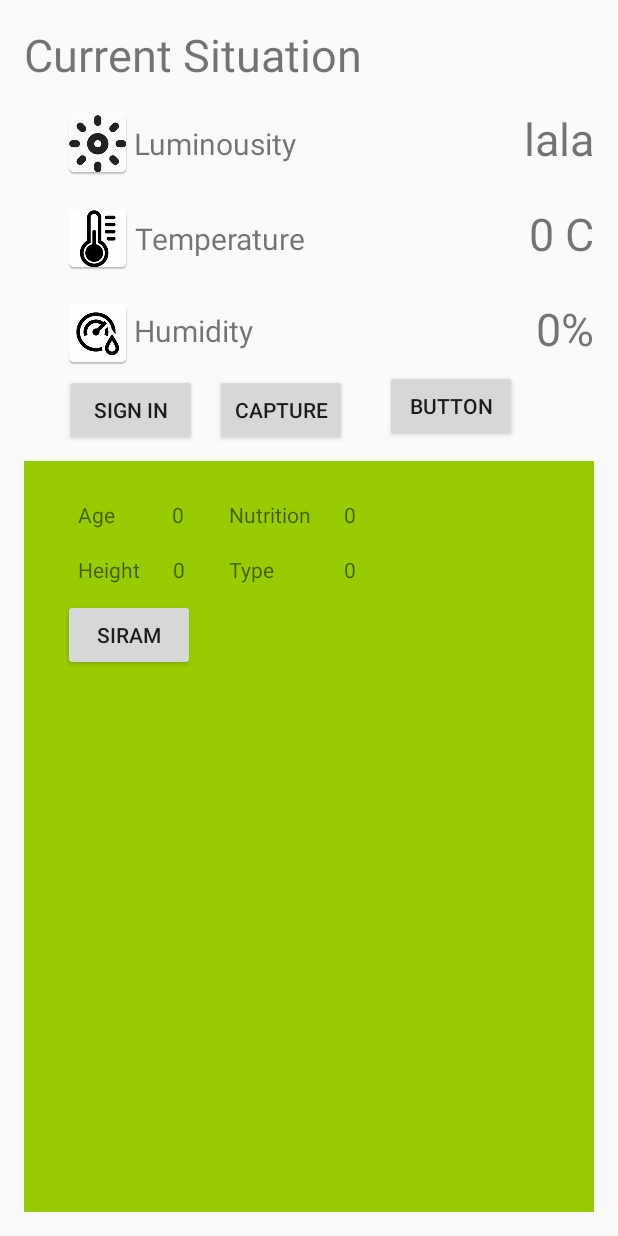
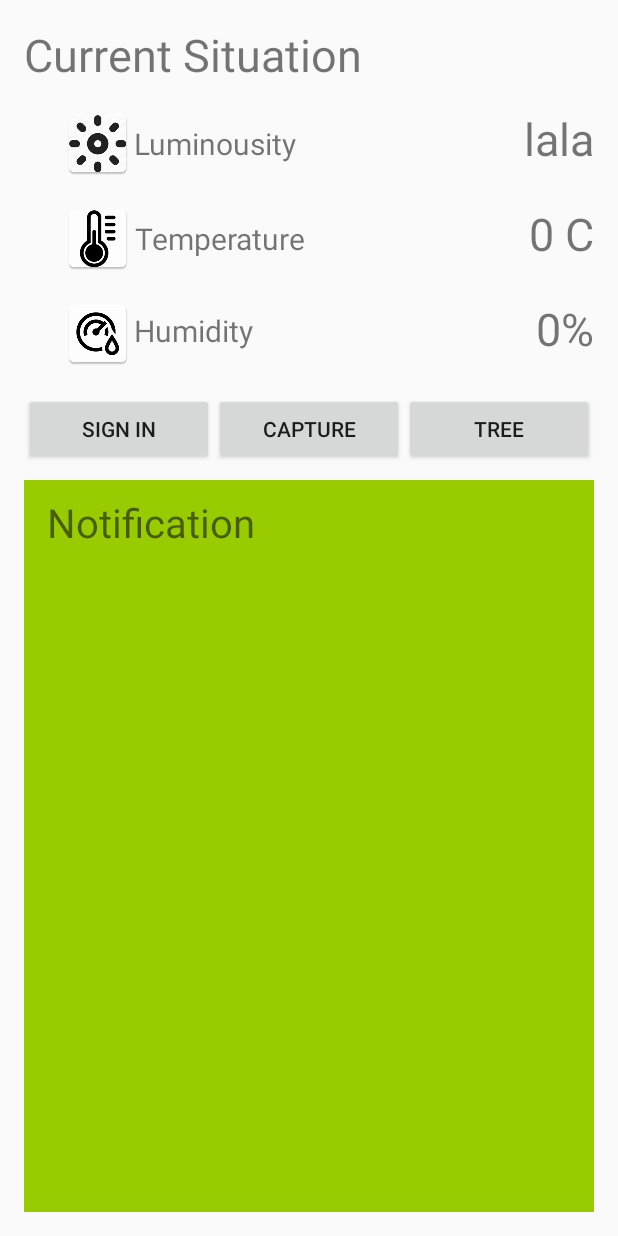
Before and after one commit to afghifari/redrose_project, an Android app: the screen it shows after launch (MainActivity), on a phone screen of 412 x 824 dp. Run offline under Robolectric (Android 15) with nearby library versions, the phone set to English and light mode, and no system bars.

Commit message:
button front end fix

```diff
--- a/RedRose2/app/src/main/java/com/ghifari/redrose2/FragmentMain.java
+++ b/RedRose2/app/src/main/java/com/ghifari/redrose2/FragmentMain.java
@@ -39,18 +39,8 @@ public class FragmentMain extends Fragment {
     @Override
     public View onCreateView(LayoutInflater inflater, ViewGroup container,
                              Bundle savedInstanceState) {
-        //View rootView = inflater.inflate(R.layout.fragment_main, container, false);
-        View rootView;
-
-//        ImageView imageView = (ImageView) rootView.findViewById(R.id.textImage);
-        int page = getArguments().getInt(ARG_SECTION_NUMBER);
-        if (page == 2)
-            rootView = inflater.inflate(
+        View rootView = inflater.inflate(
                     R.layout.fragment_main, container, false);
-        else
-            rootView = inflater.inflate(
-                    R.layout.activity_pohon_status, container, false);
-
         // Inflate the layout for this fragment
         return rootView;
     }
--- a/RedRose2/app/src/main/java/com/ghifari/redrose2/SectionsPagerAdapter.java
+++ b/RedRose2/app/src/main/java/com/ghifari/redrose2/SectionsPagerAdapter.java
@@ -23,8 +23,8 @@ public class SectionsPagerAdapter extends FragmentStatePagerAdapter {
 
     @Override
     public int getCount() {
-        // Show 2 total pages.
-        return 2;
+        // Show 1 total pages.
+        return 1;
     }
 
     @Override
--- a/RedRose2/app/src/main/res/layout/activity_main.xml
+++ b/RedRose2/app/src/main/res/layout/activity_main.xml
@@ -1,5 +1,5 @@
 <?xml version="1.0" encoding="utf-8"?>
-<LinearLayout
+<RelativeLayout
     xmlns:android="http://schemas.android.com/apk/res/android"
     xmlns:app="http://schemas.android.com/apk/res-auto"
     xmlns:tools="http://schemas.android.com/tools"
@@ -11,11 +11,6 @@
     android:paddingRight="@dimen/activity_horizontal_margin"
     android:paddingTop="@dimen/activity_vertical_margin"
     tools:context="com.ghifari.redrose2.MainActivity">
-
-    <RelativeLayout
-        android:layout_width="match_parent"
-        android:layout_height="match_parent">
-
 
     <TextView
         android:text="Current Situation"
@@ -122,24 +117,37 @@
         android:layout_alignTop="@+id/image_humidity"
         android:layout_alignBottom="@+id/image_humidity"/>
 
+    <LinearLayout
+        android:id="@+id/layout_button"
+        android:layout_width="match_parent"
+        android:layout_height="wrap_content"
+        android:layout_below="@id/image_humidity">
+
         <Button
             android:text="Sign in"
             android:layout_width="wrap_content"
             android:layout_height="wrap_content"
             android:id="@+id/button_main_signin"
-        android:layout_below="@+id/text_humidity"
-        android:layout_marginStart="27dp"
-        android:layout_marginTop="@dimen/padding_top_button"/>
+            android:layout_marginTop="@dimen/padding_top_button"
+            android:layout_weight="1"/>
 
         <Button
             android:text="Capture"
             android:layout_width="wrap_content"
             android:layout_height="wrap_content"
             android:id="@+id/button_main_capture"
-        android:layout_marginLeft="12dp"
-        android:layout_below="@+id/text_humidity"
-        android:layout_toRightOf="@+id/button_main_signin"
+            android:layout_weight="1"
             android:layout_marginTop="@dimen/padding_top_button"/>
+
+        <Button
+            android:text="Tree"
+            android:layout_width="wrap_content"
+            android:layout_height="wrap_content"
+            android:layout_weight="1"
+            android:layout_marginTop="@dimen/padding_top_button"
+            android:id="@+id/b_main_pohon" />
+
+    </LinearLayout>
 
     <android.support.v4.view.ViewPager
         xmlns:android="http://schemas.android.com/apk/res/android"
@@ -147,19 +155,8 @@
         android:layout_width="match_parent"
         android:layout_height="match_parent"
         android:layout_marginTop="10dp"
-        android:layout_below="@id/button_main_signin"
+        android:layout_below="@id/layout_button"
         android:background="@android:color/holo_green_light"
         />
 
-        <Button
-            android:text="Button"
-            android:layout_width="wrap_content"
-            android:layout_height="wrap_content"
-            android:layout_below="@+id/humidity"
-            android:layout_toEndOf="@+id/page_title"
-            android:layout_marginStart="15dp"
-            android:id="@+id/b_main_pohon" />
-
 </RelativeLayout>
-
-</LinearLayout>
```
Lines whose indentation alone changed are shown as unchanged.
